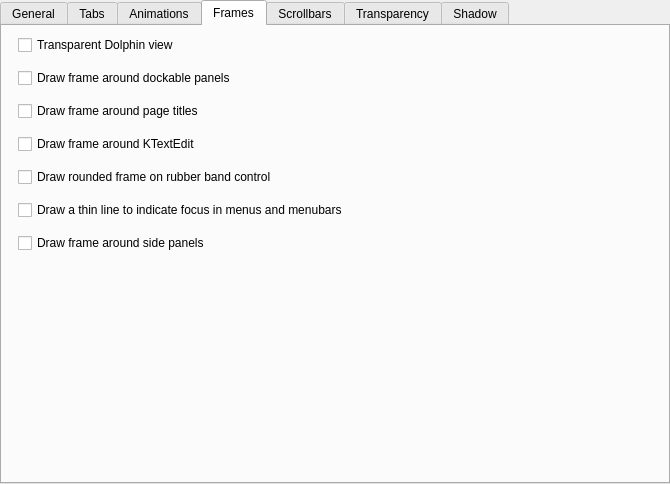
The window that kstyle/config/ui/darklystyleconfig.ui (Bali10050/Darkly) describes before a commit, drawn with Qt 5.
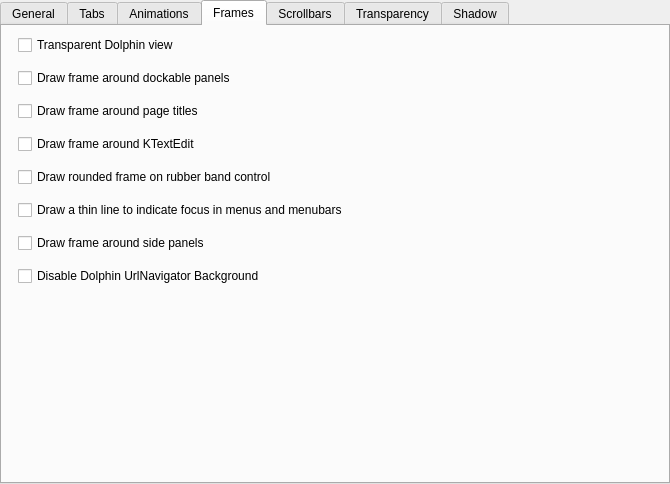
The same window after the commit. The open tabs and pages were chosen to show the change. Custom widgets are drawn as their Qt base class.

Commit message: Disable dolphin url navigator background

What changed in the file:
```diff
--- a/kstyle/config/ui/darklystyleconfig.ui
+++ b/kstyle/config/ui/darklystyleconfig.ui
@@ -794,6 +794,13 @@
            </property>
           </widget>
          </item>
+         <item>
+          <widget class="QCheckBox" name="_disableDolphinUrlNavigatorBackground">
+           <property name="text">
+            <string>Disable Dolphin UrlNavigator Background</string>
+           </property>
+          </widget>
+         </item>
         </layout>
        </item>
        <item>
```
The commit also changes 3 other files.
